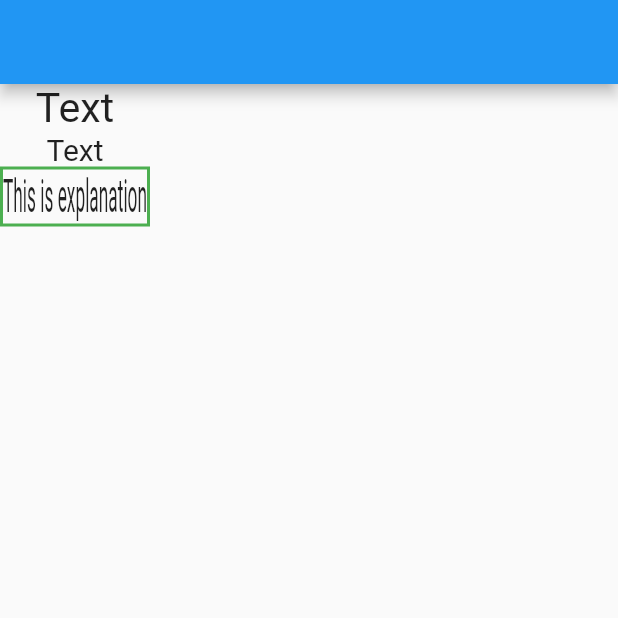
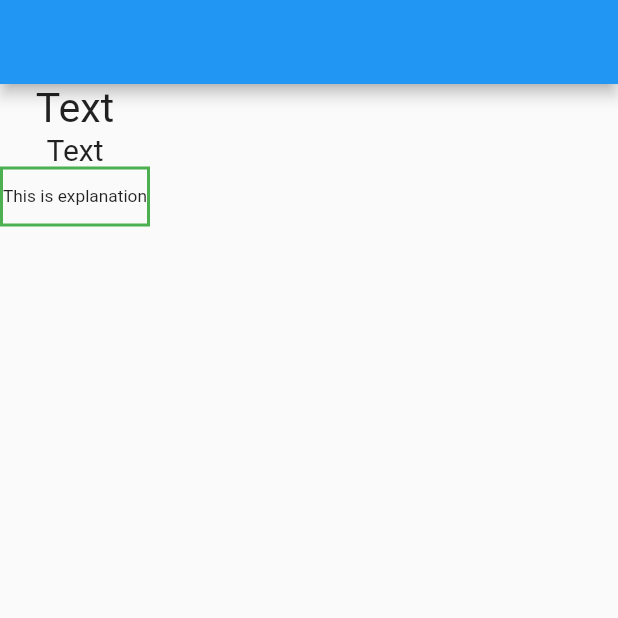
Before and after one commit to YellowShark/mobile6_code_examples, a Flutter app: the MainPage screen opened directly, on a phone screen of 412 x 824 dp, the top half of it. Run offline on Flutter 3.47's test engine with Material 2 defaults, Android fonts, the phone set to English and light mode, and no system bars; our stand-ins replace flutter_local_notifications, lottie, shared_preferences, sizer, timezone; accounts and stored records are empty.

Commit message:
Week 15 (Adaptive UI).

```diff
--- a/lib/week15/main.dart
+++ b/lib/week15/main.dart
@@ -11,7 +11,7 @@ class MyApp extends StatelessWidget {
   @override
   Widget build(BuildContext context) {
     return Sizer(
-      builder: (context, orientation, deviceType) => MaterialApp(
+      builder: (_, __, ___) => MaterialApp(
         theme: ThemeData(
           primarySwatch: Colors.blue,
         ),
@@ -30,12 +30,17 @@ class MainPage extends StatefulWidget {
 
 class _MainPageState extends State<MainPage> {
   @override
-  Widget build(BuildContext context) {
-    return LayoutBuilder(
+  Widget build(BuildContext context) => LayoutBuilder(
       builder: (_, constraints) => Scaffold(
         appBar: AppBar(),
         body: SizerUtil.orientation == Orientation.landscape
-            ? Row(
+            ? landscapeLayout()
+            : portraitLayout(),
+      ),
+    );
+
+  Widget landscapeLayout() =>
+      Row(
         children: [
           Text(
             "Text",
@@ -55,7 +60,6 @@ class _MainPageState extends State<MainPage> {
             width: 100,
             height: 40,
             child: const FittedBox(
-                      fit: BoxFit.fill,
               child: Text(
                 'This is explanation',
                 style: TextStyle(fontSize: 40),
@@ -63,8 +67,10 @@ class _MainPageState extends State<MainPage> {
             ),
           ),
         ],
-              )
-            : Column(
+      );
+
+  Widget portraitLayout() =>
+      Column(
         children: [
           Text(
             "Text",
@@ -84,7 +90,6 @@ class _MainPageState extends State<MainPage> {
             width: 100,
             height: 40,
             child: const FittedBox(
-                      fit: BoxFit.fill,
               child: Text(
                 'This is explanation',
                 style: TextStyle(fontSize: 40),
@@ -92,8 +97,5 @@ class _MainPageState extends State<MainPage> {
             ),
           ),
         ],
-              ),
-      ),
       );
 }
-}
```
Lines whose indentation alone changed are shown as unchanged.
